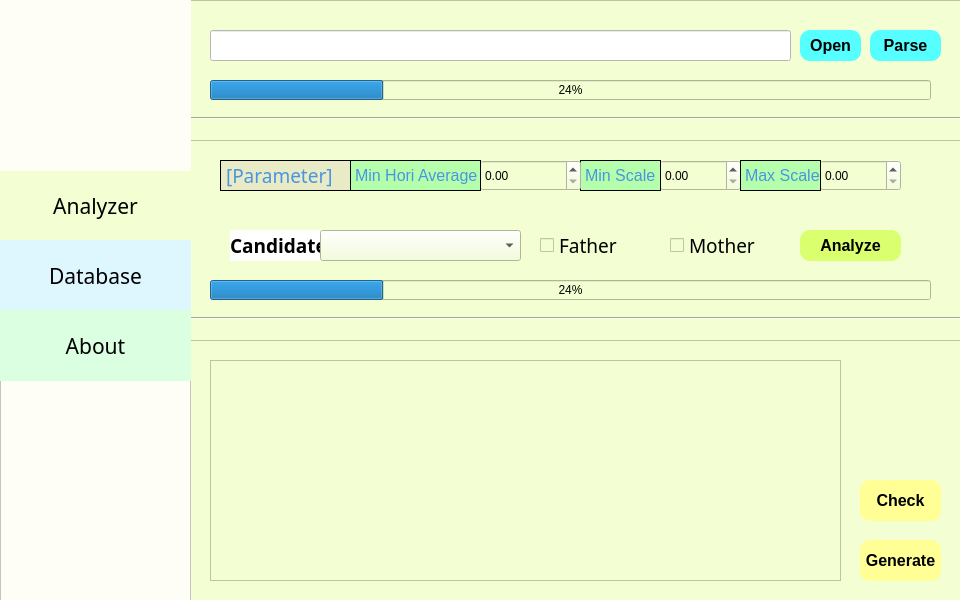
li-huajing/Helix, file v2/config/UI/mainWin.ui: the form before one commit.
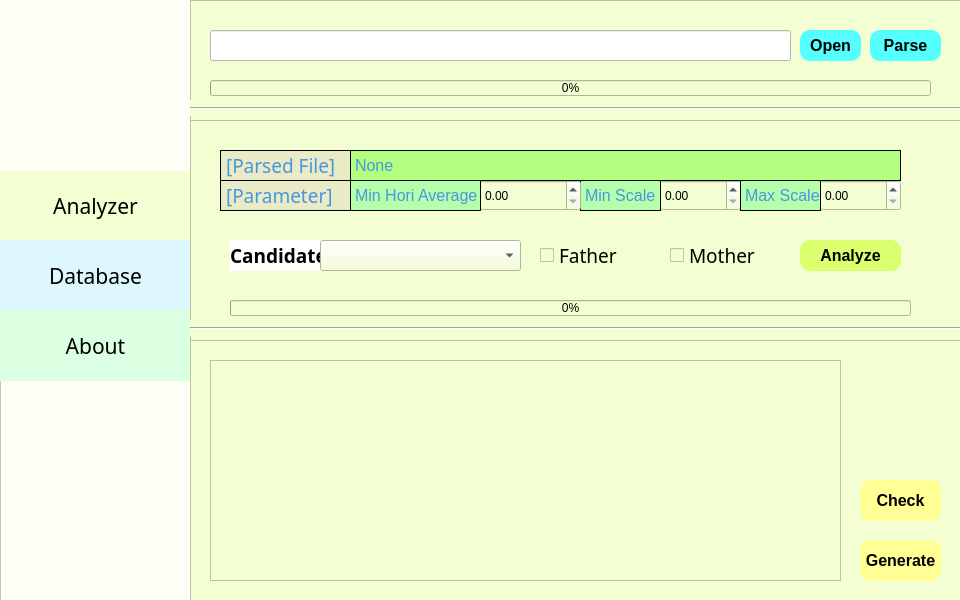
The form after the commit. Icons and pictures are not drawn.

What changed in the file:
```diff
--- a/v2/config/UI/mainWin.ui
+++ b/v2/config/UI/mainWin.ui
@@ -170,10 +170,16 @@
      <rect>
       <x>30</x>
       <y>180</y>
-      <width>541</width>
+      <width>561</width>
       <height>31</height>
      </rect>
     </property>
+    <property name="font">
+     <font>
+      <family>Adobe Devanagari</family>
+      <pointsize>14</pointsize>
+     </font>
+    </property>
     <property name="styleSheet">
      <string notr="true">background-color: rgb(255, 255, 255);
 </string>
@@ -182,7 +188,7 @@
    <widget class="QPushButton" name="openButtonForDB">
     <property name="geometry">
      <rect>
-      <x>590</x>
+      <x>600</x>
       <y>180</y>
       <width>61</width>
       <height>31</height>
@@ -235,11 +241,11 @@
       <x>30</x>
       <y>230</y>
       <width>701</width>
-      <height>20</height>
+      <height>16</height>
      </rect>
     </property>
     <property name="value">
-     <number>24</number>
+     <number>0</number>
     </property>
    </widget>
    <widget class="Line" name="line_3">
@@ -369,7 +375,7 @@
       <x>0</x>
       <y>0</y>
       <width>771</width>
-      <height>141</height>
+      <height>121</height>
      </rect>
     </property>
     <property name="frameShape">
@@ -384,11 +390,11 @@
        <x>20</x>
        <y>80</y>
        <width>721</width>
-       <height>20</height>
+       <height>16</height>
       </rect>
      </property>
      <property name="value">
-      <number>24</number>
+      <number>0</number>
      </property>
     </widget>
     <widget class="QLineEdit" name="inputFilePath">
@@ -400,6 +406,14 @@
        <height>31</height>
       </rect>
      </property>
+     <property name="font">
+      <font>
+       <family>Adobe Devanagari</family>
+       <pointsize>14</pointsize>
+       <weight>75</weight>
+       <bold>true</bold>
+      </font>
+     </property>
      <property name="styleSheet">
       <string notr="true">background-color: rgb(255, 255, 255);
 </string>
@@ -409,7 +423,7 @@
      <property name="geometry">
       <rect>
        <x>0</x>
-       <y>110</y>
+       <y>100</y>
        <width>771</width>
        <height>16</height>
       </rect>
@@ -473,9 +487,9 @@
     <property name="geometry">
      <rect>
       <x>0</x>
-      <y>140</y>
+      <y>120</y>
       <width>771</width>
-      <height>201</height>
+      <height>221</height>
      </rect>
     </property>
     <property name="frameShape">
@@ -488,7 +502,7 @@
      <property name="geometry">
       <rect>
        <x>40</x>
-       <y>90</y>
+       <y>120</y>
        <width>91</width>
        <height>31</height>
       </rect>
@@ -512,7 +526,7 @@
      <property name="geometry">
       <rect>
        <x>130</x>
-       <y>90</y>
+       <y>120</y>
        <width>201</width>
        <height>31</height>
       </rect>
@@ -532,7 +546,7 @@
      <property name="geometry">
       <rect>
        <x>350</x>
-       <y>90</y>
+       <y>120</y>
        <width>111</width>
        <height>31</height>
       </rect>
@@ -551,7 +565,7 @@
      <property name="geometry">
       <rect>
        <x>480</x>
-       <y>90</y>
+       <y>120</y>
        <width>111</width>
        <height>31</height>
       </rect>
@@ -570,7 +584,7 @@
      <property name="geometry">
       <rect>
        <x>610</x>
-       <y>90</y>
+       <y>120</y>
        <width>101</width>
        <height>31</height>
       </rect>
@@ -596,7 +610,7 @@
      <property name="geometry">
       <rect>
        <x>470</x>
-       <y>20</y>
+       <y>60</y>
        <width>81</width>
        <height>31</height>
       </rect>
@@ -614,7 +628,7 @@
      <property name="geometry">
       <rect>
        <x>390</x>
-       <y>20</y>
+       <y>60</y>
        <width>81</width>
        <height>31</height>
       </rect>
@@ -641,7 +655,7 @@
      <property name="geometry">
       <rect>
        <x>30</x>
-       <y>20</y>
+       <y>60</y>
        <width>131</width>
        <height>31</height>
       </rect>
@@ -668,7 +682,7 @@
      <property name="geometry">
       <rect>
        <x>630</x>
-       <y>20</y>
+       <y>60</y>
        <width>81</width>
        <height>31</height>
       </rect>
@@ -686,7 +700,7 @@
      <property name="geometry">
       <rect>
        <x>550</x>
-       <y>20</y>
+       <y>60</y>
        <width>81</width>
        <height>31</height>
       </rect>
@@ -713,7 +727,7 @@
      <property name="geometry">
       <rect>
        <x>290</x>
-       <y>20</y>
+       <y>60</y>
        <width>101</width>
        <height>31</height>
       </rect>
@@ -749,7 +763,7 @@
      <property name="geometry">
       <rect>
        <x>160</x>
-       <y>20</y>
+       <y>60</y>
        <width>131</width>
        <height>31</height>
       </rect>
@@ -776,7 +790,7 @@
      <property name="geometry">
       <rect>
        <x>0</x>
-       <y>170</y>
+       <y>200</y>
        <width>771</width>
        <height>16</height>
       </rect>
@@ -788,14 +802,68 @@
     <widget class="QProgressBar" name="analyzingBar">
      <property name="geometry">
       <rect>
-       <x>20</x>
-       <y>140</y>
-       <width>721</width>
-       <height>20</height>
+       <x>40</x>
+       <y>180</y>
+       <width>681</width>
+       <height>16</height>
       </rect>
      </property>
      <property name="value">
-      <number>24</number>
+      <number>0</number>
+     </property>
+    </widget>
+    <widget class="QLabel" name="parsedFileLabel">
+     <property name="geometry">
+      <rect>
+       <x>160</x>
+       <y>30</y>
+       <width>551</width>
+       <height>31</height>
+      </rect>
+     </property>
+     <property name="font">
+      <font>
+       <family>Arial</family>
+       <pointsize>12</pointsize>
+       <weight>50</weight>
+       <bold>false</bold>
+      </font>
+     </property>
+     <property name="styleSheet">
+      <string notr="true">color: rgb(74, 149, 223);
+border:1px solid rgb(0, 0, 0);
+background-color: rgb(179, 255, 128);
+</string>
+     </property>
+     <property name="text">
+      <string>None</string>
+     </property>
+    </widget>
+    <widget class="QLabel" name="label_6">
+     <property name="geometry">
+      <rect>
+       <x>30</x>
+       <y>30</y>
+       <width>131</width>
+       <height>31</height>
+      </rect>
+     </property>
+     <property name="font">
+      <font>
+       <family>Chiller</family>
+       <pointsize>14</pointsize>
+       <weight>50</weight>
+       <bold>false</bold>
+      </font>
+     </property>
+     <property name="styleSheet">
+      <string notr="true">color: rgb(74, 149, 223);
+border:1px solid rgb(0, 0, 0);
+background-color: rgb(232, 235, 197);
+</string>
+     </property>
+     <property name="text">
+      <string>[Parsed File]</string>
      </property>
     </widget>
    </widget>
@@ -1265,9 +1333,9 @@
   </widget>
   <zorder>showChrFrame</zorder>
   <zorder>aboutInfoFrame</zorder>
+  <zorder>leftToolFrame</zorder>
   <zorder>databaseFuncFrame</zorder>
   <zorder>analysisFuncFrame</zorder>
-  <zorder>leftToolFrame</zorder>
  </widget>
  <resources>
   <include location="resources.qrc"/>
```
